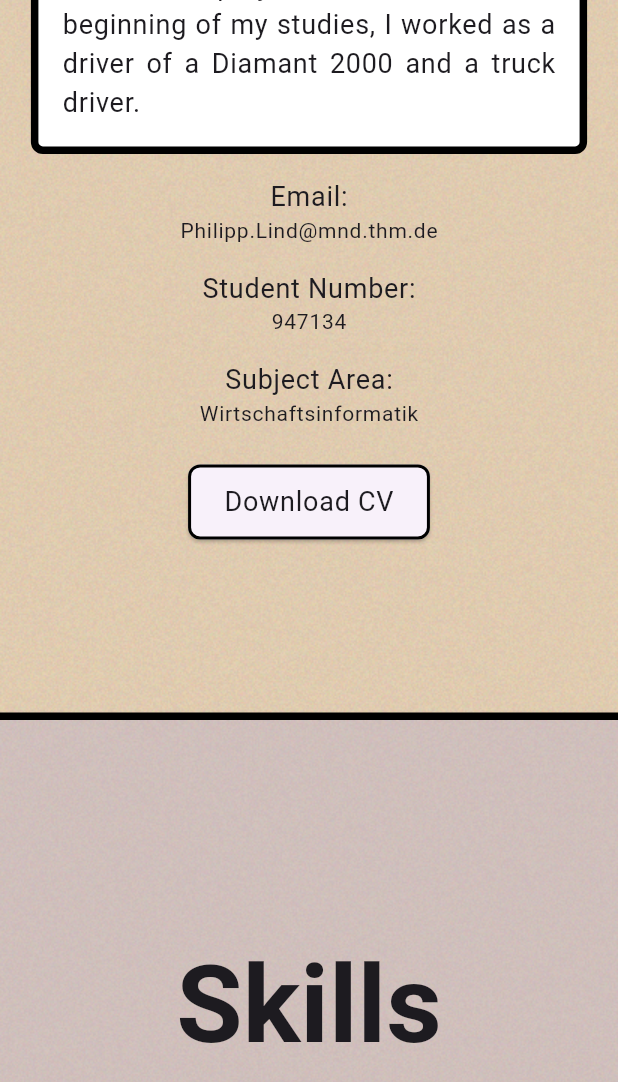
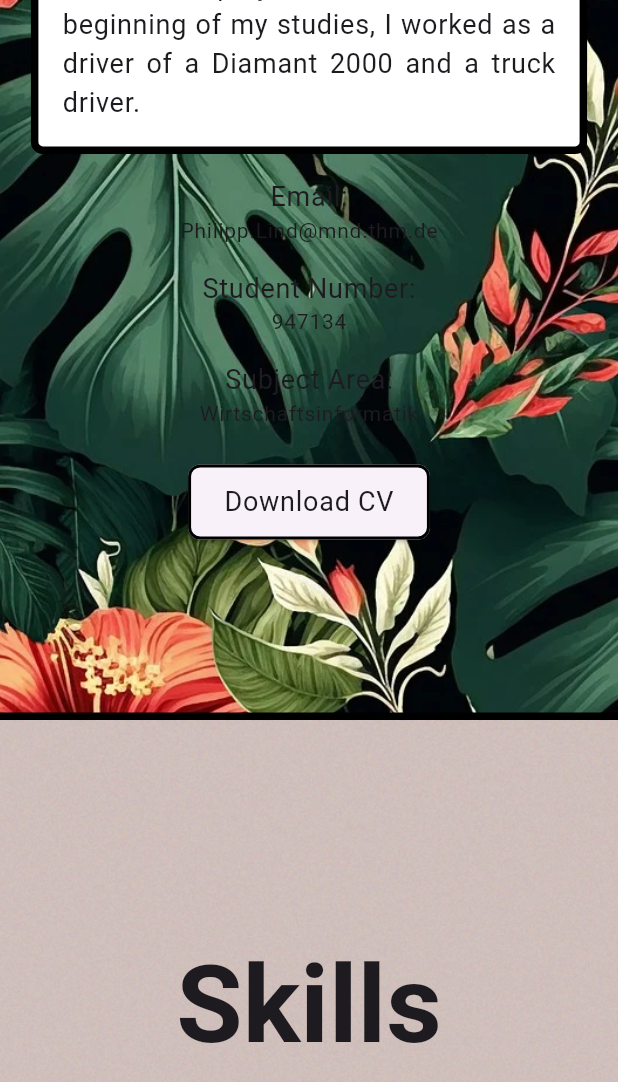
Before and after one commit to Dmuldoraf/portfolio_947134, a Flutter app: the screen it shows after launch, scrolled down 576 dp, on a phone screen of 412 x 824 dp. Shown: the top 1082 px of the screen. Run offline on Flutter 3.47's test engine with Material 3 defaults, Android fonts, the phone set to English and light mode, and no system bars; our stand-ins replace animated_text_kit, firebase_core, google_fonts; accounts and stored records are empty.

```diff
--- a/lib/presentation/home_page/widgets/home_container.dart
+++ b/lib/presentation/home_page/widgets/home_container.dart
@@ -17,7 +17,7 @@ class HomeContainer extends StatelessWidget {
               minHeight: 1000,
               minWidth: MediaQuery.of(context).size.width,
             ),
-            child: Image.asset('assets/orange_7_noise.png',
+            child: Image.asset('assets/flowers.png',
                 height: MediaQuery.of(context).size.height,
                 width: MediaQuery.of(context).size.width,
                 fit: BoxFit.cover),
```
